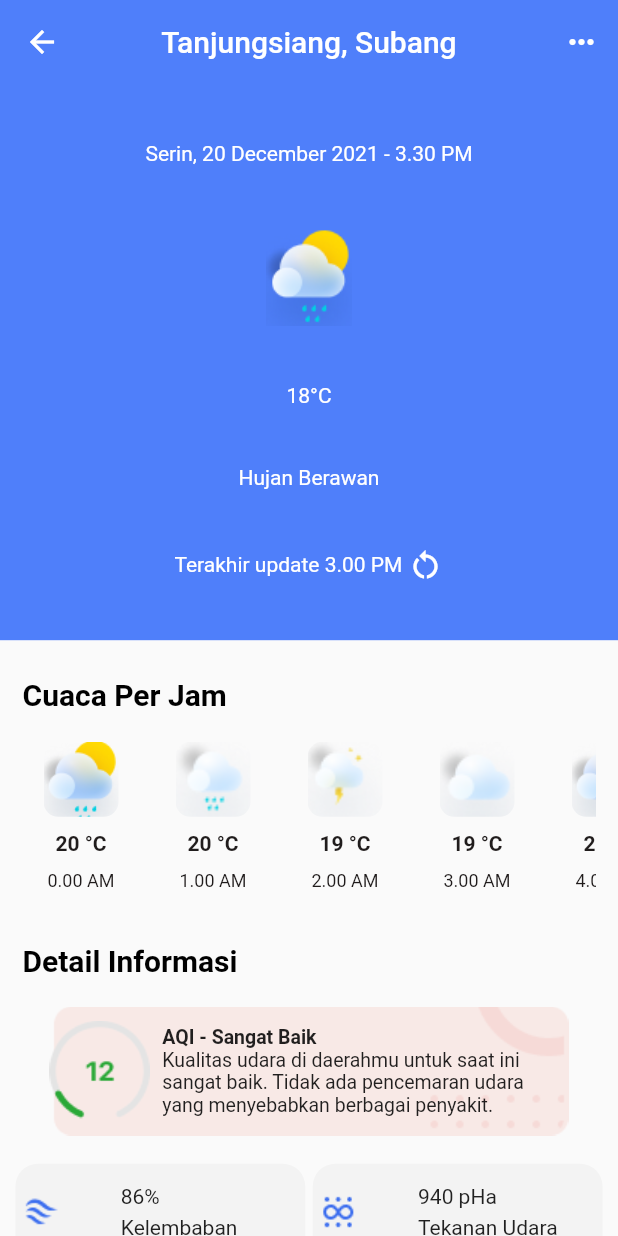
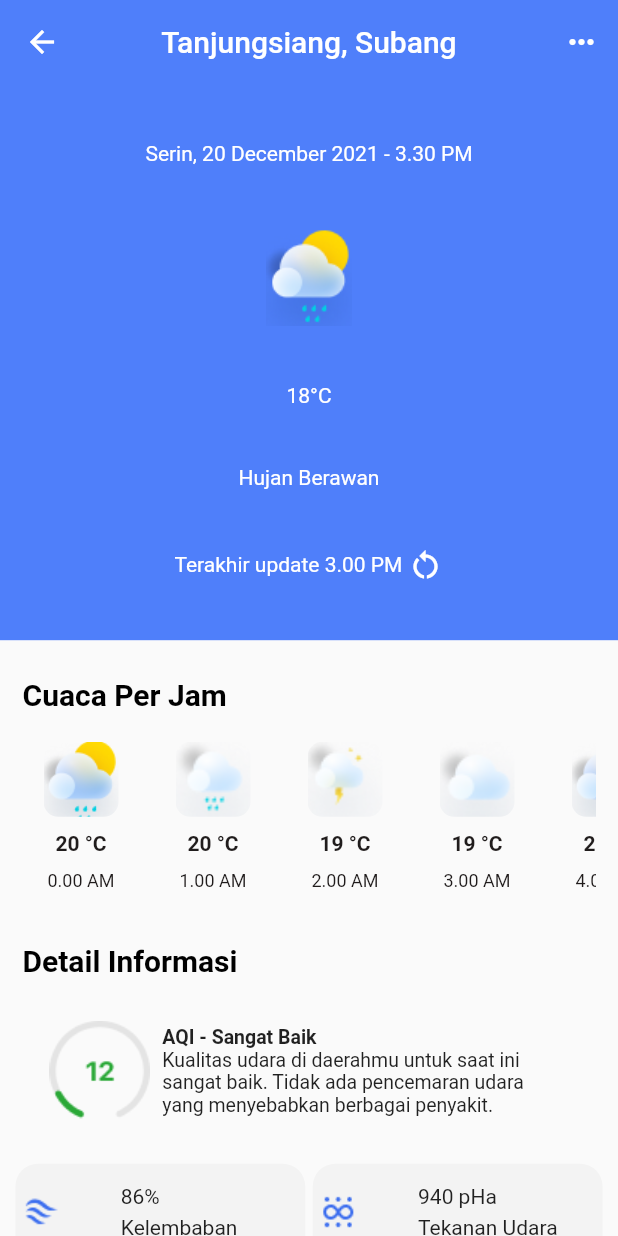
Before and after one commit to bengigenc/weather_forecast, a Flutter app: the screen it shows after launch, after a tap on "Serin, 20 December 2021", on a phone screen of 412 x 824 dp. Run offline on Flutter 3.47's test engine with Material 2 defaults, Android fonts, the phone set to English and light mode, and no system bars; our stand-ins replace animate_do, responsive_sizer, showcaseview.

```diff
--- a/lib/main.dart
+++ b/lib/main.dart
@@ -1,5 +1,6 @@
 import 'package:flutter/material.dart';
 import 'package:responsive_sizer/responsive_sizer.dart';
+import 'package:showcaseview/showcaseview.dart';
 import 'package:weather_forecast/pages/home_detail.dart';
 import 'package:weather_forecast/pages/home_page.dart';
 import 'package:weather_forecast/widgets/days.dart';
@@ -21,7 +22,10 @@ class MyApp extends StatelessWidget {
     return ResponsiveSizer(
       builder: (context, orientation, screenType) {
         return MaterialApp(
-          home: HomePage(),
+          home: ShowCaseWidget(
+            builder: Builder(
+              builder: (context) => HomePage(),),
+            ),
         );
       },
     );
--- a/lib/pages/home_page.dart
+++ b/lib/pages/home_page.dart
@@ -3,6 +3,7 @@ import 'package:flutter/material.dart';
 import 'package:flutter/src/widgets/container.dart';
 import 'package:flutter/src/widgets/framework.dart';
 import 'package:responsive_sizer/responsive_sizer.dart';
+import 'package:showcaseview/showcaseview.dart';
 import 'package:weather_forecast/pages/home_detail.dart';
 import 'package:weather_forecast/widgets/days.dart';
 import 'package:weather_forecast/widgets/dropdownWidget.dart';
@@ -168,6 +169,20 @@ class _HomePageState extends State<HomePage> {
     }
   ];
 
+final _key1= GlobalKey();
+void initState() {
+  super.initState();
+  WidgetsBinding.instance!.addPostFrameCallback(
+    (_) => ShowCaseWidget.of(context)!.startShowCase(
+      [
+        _key1,
+
+
+      ],
+    ),
+  );
+}
+
   @override
   Widget build(BuildContext context) {
     return Scaffold(
@@ -187,17 +202,21 @@ class _HomePageState extends State<HomePage> {
                           Icons.location_on,
                           color: Color(0xff2E3A59),
                         ),
-                        DropDownWidget(),
+                        Showcase(
+                          key: _key1,
+                          description: "location",
+                          child: DropDownWidget()),
                       ],
                     ),
                   ),
                   SearchWidget()
                 ],
               ),
-              GestureDetector(child: FadeInLeft(child: Weather_Home()), onTap: () {
+              GestureDetector(child: FadeInLeft(delay: Duration(milliseconds: 2000),child: Weather_Home()), onTap: () {
                 Navigator.push(context, MaterialPageRoute(builder: (context) => HomeDetail(),));
               },),
               FadeInRight(
+                delay: Duration(milliseconds: 3000),
                 child: Container(
                   alignment: Alignment.centerLeft,
                   margin: EdgeInsets.only(top: 3.h),
@@ -211,6 +230,7 @@ class _HomePageState extends State<HomePage> {
                 ),
               ),
               FadeInUp(
+                delay: Duration(milliseconds: 4000),
                 child: Container(
                   margin: EdgeInsets.only(top: 10),
                   height: 120,
@@ -230,6 +250,7 @@ class _HomePageState extends State<HomePage> {
                 ),
               ),
               FadeInRight(
+                delay: Duration(milliseconds: 5000),
                 child: Container(
                   alignment: Alignment.centerLeft,
                   margin: EdgeInsets.only(top: 3.h, bottom: 3.h),
@@ -242,11 +263,11 @@ class _HomePageState extends State<HomePage> {
                   ),
                 ),
               ),
-              FadeInDown(child: Prediction()),
-              FadeInUp(
+              FadeInDown(delay: Duration(milliseconds: 6000),child: Prediction()),
+              FadeInUp(delay: Duration(milliseconds: 7000),
                 child: Container(
                   child: SizedBox(
-                    height: 180,
+                    height: 200,
                     child: ListView.builder(
 
                       shrinkWrap: true,
--- a/lib/widgets/AQI.dart
+++ b/lib/widgets/AQI.dart
@@ -1,4 +1,5 @@
 import 'package:flutter/cupertino.dart';
+import 'package:flutter/material.dart';
 import 'package:flutter/src/widgets/container.dart';
 import 'package:flutter/src/widgets/framework.dart';
 import 'package:responsive_sizer/responsive_sizer.dart';
@@ -16,8 +17,7 @@ class _AQIState extends State<AQI> {
     return Container(
       height: 15.h,
       width: 100.w,
-      decoration: BoxDecoration(
-          image: DecorationImage(image: AssetImage("assets/images/pembe.png"))),
+      color: Colors.transparent,
       child: Row(
         children: [
           Container(
--- a/pubspec.yaml
+++ b/pubspec.yaml
@@ -38,6 +38,7 @@ dependencies:
   cupertino_icons: ^1.0.2
   responsive_sizer: ^3.1.1
   animate_do: ^2.1.0
+  showcaseview: ^2.0.0+1
 
 dev_dependencies:
   flutter_test:
```
Also changed, not shown: pubspec.lock.
